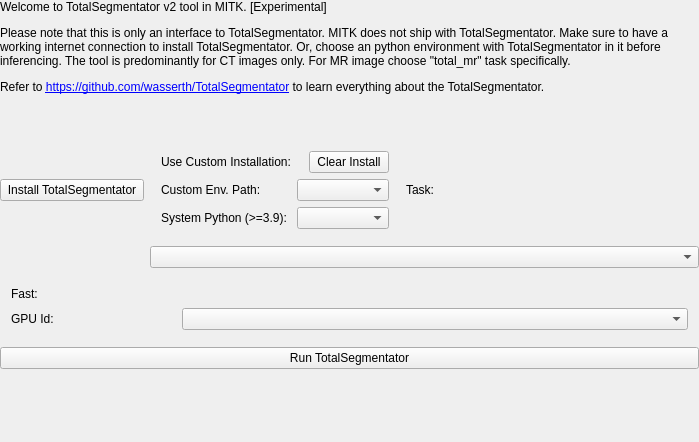
Before: the Qt Designer form Modules/SegmentationUI/Qmitk/QmitkTotalSegmentatorGUIControls.ui in MITK/MITK, drawn with Qt 5.
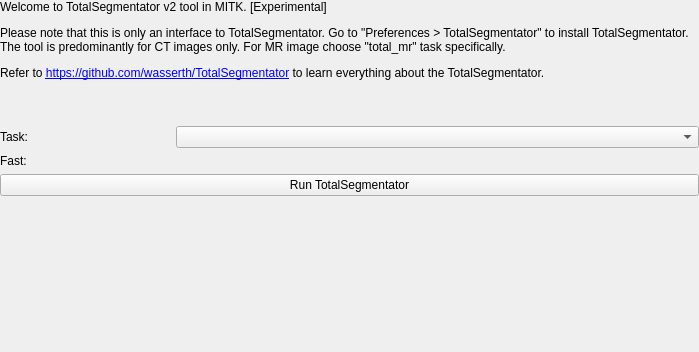
After: the same form once the commit is applied. Custom widgets are drawn as their Qt base class.

Commit message: Resolve "Move Totalsegmentator installation into Preferences [T30301]"

Diff of the .ui file:
```diff
--- a/Modules/SegmentationUI/Qmitk/QmitkTotalSegmentatorGUIControls.ui
+++ b/Modules/SegmentationUI/Qmitk/QmitkTotalSegmentatorGUIControls.ui
@@ -55,8 +55,7 @@
         </sizepolicy>
        </property>
        <property name="text">
-        <string>&lt;html&gt;&lt;head/&gt;&lt;body&gt;&lt;p&gt;Welcome to TotalSegmentator v2 tool in MITK. [Experimental]&lt;/p&gt;&lt;p&gt;Please note that this is only an interface to TotalSegmentator. MITK does not ship with TotalSegmentator. Make sure to have a working internet connection to install TotalSegmentator. Or, choose an python environment with TotalSegmentator in it before inferencing. 
-        The tool is predominantly for CT images only. For MR image choose &amp;quot;total_mr&amp;quot; task specifically. &lt;/p&gt;&lt;p&gt;Refer to &lt;a href=&quot;https://github.com/wasserth/TotalSegmentator&quot;&gt;&lt;span style=&quot; text-decoration: underline; color:#0000ff;&quot;&gt;https://github.com/wasserth/TotalSegmentator&lt;/span&gt;&lt;/a&gt; to learn everything about the TotalSegmentator.&lt;/p&gt;&lt;p&gt;&lt;br/&gt;&lt;/p&gt;&lt;/body&gt;&lt;/html&gt;</string>
+        <string>&lt;html&gt;&lt;head/&gt;&lt;body&gt;&lt;p&gt;Welcome to TotalSegmentator v2 tool in MITK. [Experimental]&lt;/p&gt;&lt;p&gt;Please note that this is only an interface to TotalSegmentator. Go to &amp;quot;Preferences &amp;gt; TotalSegmentator&amp;quot; to install TotalSegmentator. The tool is predominantly for CT images only. For MR image choose &amp;quot;total_mr&amp;quot; task specifically. &lt;/p&gt;&lt;p&gt;Refer to &lt;a href=&quot;https://github.com/wasserth/TotalSegmentator&quot;&gt;&lt;span style=&quot; text-decoration: underline; color:#0000ff;&quot;&gt;https://github.com/wasserth/TotalSegmentator&lt;/span&gt;&lt;/a&gt; to learn everything about the TotalSegmentator.&lt;/p&gt;&lt;p&gt;&lt;br/&gt;&lt;/p&gt;&lt;/body&gt;&lt;/html&gt;</string>
        </property>
        <property name="textFormat">
         <enum>Qt::RichText</enum>
@@ -66,142 +65,7 @@
        </property>
       </widget>
      </item>
-	 <item row ="1" colspan="4">
-	  <widget class="QPushButton" name="installButton">
-	   <property name="sizePolicy">
-		<sizepolicy hsizetype="Minimum" vsizetype="Fixed">
-		 <horstretch>0</horstretch>
-		 <verstretch>0</verstretch>
-		</sizepolicy>
-	   </property>
-	   <property name="maximumSize">
-		<size>
-		 <width>100000</width>
-		 <height>16777215</height>
-		</size>
-	   </property>
-	   <property name="text">
-		<string>Install TotalSegmentator</string>
-	   </property>
-	  </widget>
-	 </item>
-		
-	 <item row="2" colspan="4">
-	  <widget class="ctkCollapsibleGroupBox" name="installGroupBox" native="true">
-	   <property name="minimumSize">
-		<size>
-		 <width>0</width>
-		 <height>0</height>
-		</size>
-	   </property>
-	   <property name="title" stdset="0">
-		<string>Install Options</string>
-	   </property>
-	   <property name="flat" stdset="0">
-		<bool>true</bool>
-	   </property>
-	   <property name="collapsedHeight" stdset="0">
-		<number>5</number>
-	    </property>
-		<property name="collapsed" stdset="0">
-		 <bool>true</bool>
-		</property>
-		<layout class="QVBoxLayout" name="verticalLayout_0">
-		<item>
-		 <layout class="QGridLayout" name="_1">
-		  <property name="leftMargin">
-		   <number>0</number>
-		  </property>
-		  <property name="topMargin">
-		   <number>0</number>
-		  </property>
-		  <property name="rightMargin">
-		   <number>0</number>
-		  </property>
-		  <property name="bottomMargin">
-		   <number>0</number>
-		  </property>
-		  <property name="spacing">
-		   <number>6</number>
-		  </property>
-		  <item row="0" column="0">
-		   <widget class="QLabel" name="OverrideLabel">
-			<property name="sizePolicy">
-			 <sizepolicy hsizetype="Preferred" vsizetype="Preferred">
-			  <horstretch>0</horstretch>
-			  <verstretch>0</verstretch>
-			 </sizepolicy>
-			</property>
-			<property name="text">
-				<string>Use Custom Installation:</string>
-			</property>
-		   </widget>
-		  </item>
-		  <item row="0" column="1">
-		   <widget class="ctkCheckBox" name="overrideBox" native="true">
-			<property name="checked" stdset="0">
-			 <bool>false</bool>
-			</property>
-		   </widget>
-		  </item>
-		  <item row="0" column="3">
-		   <widget class="QPushButton" name="clearButton">
-			<property name="sizePolicy">
-			 <sizepolicy hsizetype="Minimum" vsizetype="Fixed">
-			  <horstretch>0</horstretch>
-			  <verstretch>0</verstretch>
-			 </sizepolicy>
-			</property>
-		    <property name="maximumSize">
-			 <size>
-			  <width>100000</width>
-			  <height>16777215</height>
-			 </size>
-		    </property>
-		    <property name="text">
-			 <string>Clear Install</string>
-		    </property>
-		   </widget>
-		  </item>	 
-		  <item row="1" column="0">
-		   <widget class="QLabel" name="pythonEnvLabel">
-			<property name="sizePolicy">
-			 <sizepolicy hsizetype="Preferred" vsizetype="Preferred">
-			  <horstretch>0</horstretch>
-			  <verstretch>0</verstretch>
-			 </sizepolicy>
-			</property>
-			<property name="text">
-			 <string>Custom Env. Path:</string>
-			</property>
-		   </widget>
-		  </item>
-		  <item row="1" column="1" colspan="3">
-		   <widget class="ctkComboBox" name="pythonEnvComboBox"/>
-		  </item>
-		  <item row="2" column="0">
-		   <widget class="QLabel" name="sysPythonLabel">
-			<property name="sizePolicy">
-			 <sizepolicy hsizetype="Preferred" vsizetype="Preferred">
-			  <horstretch>0</horstretch>
-			  <verstretch>0</verstretch>
-			 </sizepolicy>
-			</property>
-			<property name="text">
-			  <string>System Python (>=3.9):</string>
-			</property>
-		   </widget>
-		  </item>
-		  <item row="2" column="1" colspan="3">
-		   <widget class="ctkComboBox" name="sysPythonComboBox"/>
-		  </item>
-		 </layout>
-		</item>
-	   </layout>
-	  </widget>
-	 </item>	
-		
-	 <item row="3" colspan="4">
+     <item row="1" column="0" colspan="4">
 	  <widget class="QLabel" name="subtaskLabel">
 	   <property name="sizePolicy">
 		<sizepolicy hsizetype="Preferred" vsizetype="Preferred">
@@ -214,50 +78,10 @@
 	   </property>
 	  </widget>
 	 </item>
-	 <item row="3" column="1" colspan="3">
+     <item row="1" column="1" colspan="3">
 	  <widget class="ctkComboBox" name="subtaskComboBox"/>
 	 </item>
-    </layout>
-   </item>
-   <item>
-    <widget class="ctkCollapsibleGroupBox" name="advancedGroupBox" native="true">
-     <property name="minimumSize">
-      <size>
-       <width>0</width>
-       <height>0</height>
-      </size>
-     </property>
-     <property name="title" stdset="0">
-      <string>Advanced</string>
-     </property>
-     <property name="flat" stdset="0">
-      <bool>true</bool>
-     </property>
-     <property name="collapsedHeight" stdset="0">
-      <number>5</number>
-     </property>
-     <property name="collapsed" stdset="0">
-      <bool>true</bool>
-     </property>
-     <layout class="QVBoxLayout" name="verticalLayout_4">
-      <item>
-       <layout class="QGridLayout" name="_2">
-        <property name="leftMargin">
-         <number>0</number>
-        </property>
-        <property name="topMargin">
-         <number>0</number>
-        </property>
-        <property name="rightMargin">
-         <number>0</number>
-        </property>
-        <property name="bottomMargin">
-         <number>0</number>
-        </property>
-        <property name="spacing">
-         <number>6</number>
-        </property>
-		<item row="0" column="0">
+     <item row="2" column="0">
 	     <widget class="QLabel" name="fastLabel">
 		  <property name="sizePolicy">
 		   <sizepolicy hsizetype="Preferred" vsizetype="Preferred">
@@ -269,34 +93,15 @@
 	       <string>Fast:</string>
 		  </property>
 		 </widget>
-		</item>  
-		<item row="0" column="1">
+     </item>
+     <item row="2" column="1">
 	     <widget class="ctkCheckBox" name="fastBox" native="true">
 		  <property name="checked" stdset="0">
 		   <bool>true</bool>
 		  </property>
 		 </widget>
 		</item>
-        <item row="2" column="0">
-         <widget class="QLabel" name="gpuSpinLabel">
-          <property name="sizePolicy">
-           <sizepolicy hsizetype="Preferred" vsizetype="Preferred">
-            <horstretch>0</horstretch>
-            <verstretch>0</verstretch>
-           </sizepolicy>
-          </property>
-          <property name="text">
-           <string>GPU Id:</string>
-          </property>
-         </widget>
-        </item>
-        <item row="2" column="1" colspan="3">
-         <widget class="ctkComboBox" name="gpuComboBox"/>
-        </item>
-       </layout>
-      </item>
-     </layout>
-    </widget>
+    </layout>
    </item>
    <item>
     <widget class="QPushButton" name="previewButton">
@@ -340,11 +145,6 @@
    <header location="global">ctkComboBox.h</header>
    <container>1</container>
   </customwidget>
-  <customwidget>
-   <class>ctkCollapsibleGroupBox</class>
-   <extends>QWidget</extends>
-   <header>ctkCollapsibleGroupBox.h</header>
-  </customwidget>
   <customwidget>
    <class>ctkCheckBox</class>
    <extends>QWidget</extends>
```
Left out of the diff: 1 changed line with no effect on the pictures. Lines whose indentation alone changed are shown as unchanged. The commit also changes 17 other files.
